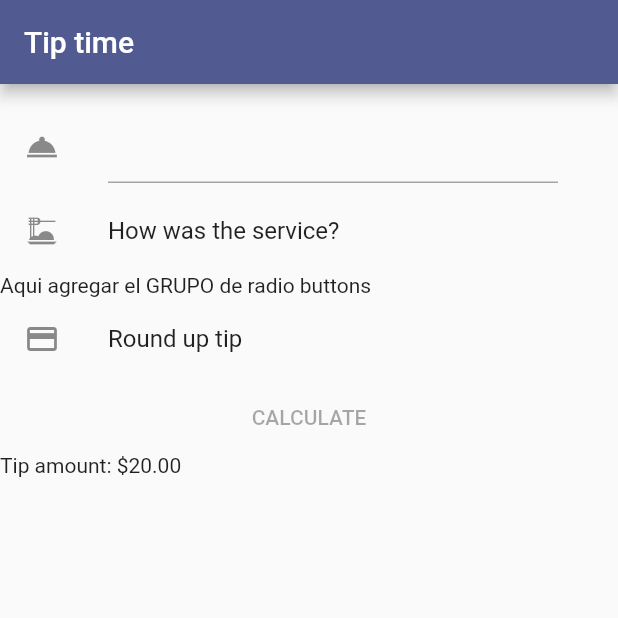
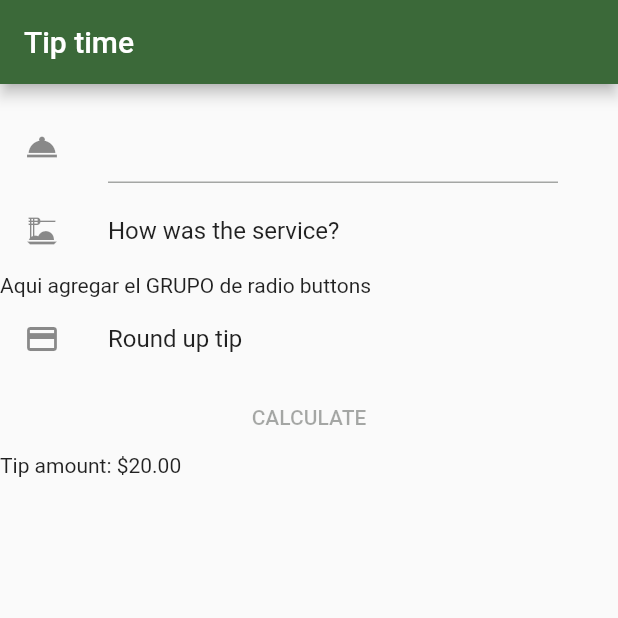
Before and after one commit to Sofia-VA/PAM, a Flutter app: the screen it shows after launch, on a phone screen of 412 x 824 dp, the top half of it. Run offline on Flutter 3.47's test engine with Material 2 defaults, Android fonts, the light colour scheme and no system bars.

Commit message:
Error en actualización de commit pasado

```diff
--- a/tarea2_tips/lib/main.dart
+++ b/tarea2_tips/lib/main.dart
@@ -10,7 +10,7 @@ class MyApp extends StatelessWidget {
   Widget build(BuildContext context) {
     return MaterialApp(
       theme: ThemeData(
-        colorScheme: ColorScheme.fromSeed(seedColor: Colors.indigo),
+        colorScheme: ColorScheme.fromSeed(seedColor: Colors.green),
       ),
       home: HomePage(),
     );
```
